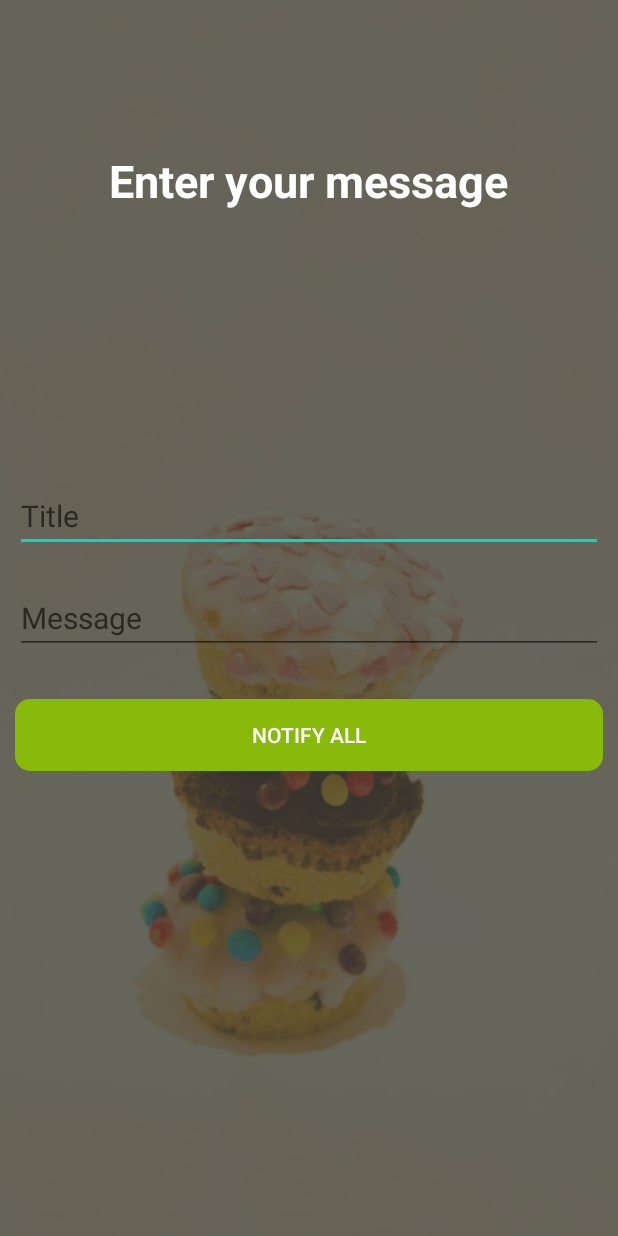
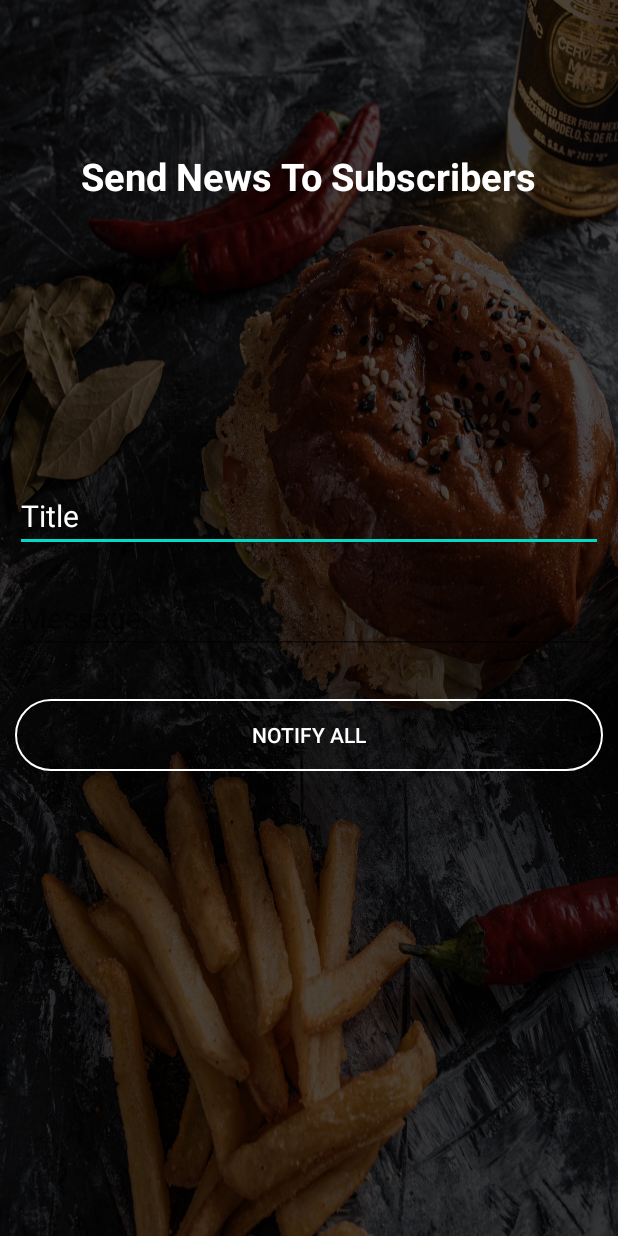
Before and after one commit to kalindus89/Food-Order-App-Staff, an Android app: the SendNotificationsAllActivity screen opened directly, with no data from a screen before it, on a phone screen of 412 x 824 dp. Run offline under Robolectric (Android 15) with nearby library versions, the phone set to English and light mode, and no system bars; our stand-ins replace Firebase (no records; nobody signed in at launch, a user with empty details on screens opened directly); libraries missing offline, so code that uses them is left out: com.rengwuxian.materialedittext; plain views replace MaterialEditText; 2 statements that could not run were skipped.

Commit message:
Food-Order-App-Staff upload

```diff
--- a/app/src/main/java/com/foodorderappstaff/all_foods_home/HomeActivity.java
+++ b/app/src/main/java/com/foodorderappstaff/all_foods_home/HomeActivity.java
@@ -349,7 +349,7 @@
                 drawerLayout.openDrawer(navigationView, true);
                 break;
             case R.id.ll_First:
-                showToast("ll_First");
+               // showToast("ll_First");
                 drawerLayout.closeDrawer(navigationView, true);
                 break;
             case R.id.ll_Second:
@@ -364,13 +364,13 @@
                 startActivity(intent2);
                 break;
             case R.id.ll_Third:
-                showToast("ll_Third");
+             //   showToast("ll_Third");
                 drawerLayout.closeDrawer(navigationView, true);
                 Intent intent3 = new Intent(HomeActivity.this, HistoryJobOrdersActivity.class);
                 startActivity(intent3);
                 break;
             case R.id.ll_Fourth:
-                showToast("ll_Fourth");
+              //  showToast("ll_Fourth");
                 drawerLayout.closeDrawer(navigationView, true);
                 Intent intent4 = new Intent(HomeActivity.this, UpdateBannerActivity.class);
                 startActivity(intent4);
@@ -381,13 +381,13 @@
                 startActivity(intent5);
                 break;
             case R.id.ll_Fifth:
-                showToast("ll_Fifth");
+               // showToast("ll_Fifth");
                 drawerLayout.closeDrawer(navigationView, true);
                 Intent intent6 = new Intent(HomeActivity.this, ActivityTestNotification.class);
                 startActivity(intent6);
                 break;
             case R.id.ll_Sixth:
-                showToast("tv_logout");
+              //  showToast("tv_logout");
                 drawerLayout.closeDrawer(navigationView, true);
                 new SessionManagement().setUserName(this, "no number", "no name", "log out");
                 Intent intent7 = new Intent(HomeActivity.this, WelcomeActivity.class);
@@ -395,7 +395,7 @@
                 finish();
                 break;
             default:
-                showToast("Default");
+              //  showToast("Default");
                 drawerLayout.closeDrawer(navigationView, true);
                 break;
 
--- a/app/src/main/res/layout/activity_send_notifications_all_subscribers.xml
+++ b/app/src/main/res/layout/activity_send_notifications_all_subscribers.xml
@@ -1,12 +1,17 @@
 <?xml version="1.0" encoding="utf-8"?>
-<RelativeLayout xmlns:android="http://schemas.android.com/apk/res/android"
+<LinearLayout xmlns:android="http://schemas.android.com/apk/res/android"
     xmlns:app="http://schemas.android.com/apk/res-auto"
     xmlns:tools="http://schemas.android.com/tools"
     android:layout_width="match_parent"
     android:layout_height="match_parent"
-    android:background="@drawable/my_bg"
+    android:background="@drawable/bg_new"
+    android:orientation="vertical"
     tools:context=".send_notification_all_subscribers.SendNotificationsAllActivity">
 
+    <RelativeLayout
+        android:layout_width="match_parent"
+        android:layout_height="match_parent"
+        android:background="#B5000000">
 
         <TextView
             android:layout_width="wrap_content"
@@ -14,9 +19,9 @@
             android:layout_centerHorizontal="true"
             android:layout_gravity="center"
             android:layout_marginTop="100dp"
-        android:text="Enter your message"
+            android:text="Send News To Subscribers"
             android:textColor="@color/white"
-        android:textSize="30dp"
+            android:textSize="25dp"
             android:textStyle="bold" />
 
     <LinearLayout
@@ -36,6 +41,9 @@
             android:hint="Title"
             android:inputType="text"
             android:textSize="20sp"
+            android:textColor="@color/white"
+            android:textColorHint="@color/white"
+            app:met_textColorHint="#A3A1A1"
             app:met_baseColor="@color/white"
             app:met_floatingLabel="highlight"
             app:met_primaryColor="@color/white"
@@ -52,6 +60,7 @@
             android:textSize="20sp"
             app:met_baseColor="@color/white"
             app:met_floatingLabel="highlight"
+            app:met_textColorHint="#A3A1A1"
             app:met_primaryColor="@color/white"
             app:met_singleLineEllipsis="true"
             app:met_textColor="@color/white" />
@@ -64,8 +73,7 @@
             android:layout_marginTop="20dp"
             android:layout_marginRight="10dp"
             android:layout_weight="1"
-            android:background="@drawable/round_corners"
-            android:backgroundTint="#87BA0B"
+            android:background="@drawable/round_corners_full"
             android:text="Notify All"
             android:textColor="@color/white" />
 
@@ -78,5 +86,5 @@
         android:visibility="gone"
         android:layout_centerHorizontal="true"
         android:layout_centerVertical="true"/>
-
     </RelativeLayout>
+</LinearLayout>
```
Lines whose indentation alone changed are shown as unchanged.
